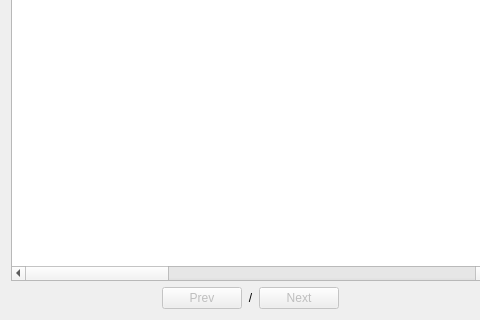
Old version of the form app/views/templates/ManageItem.ui in the repository rondalefloyd/mts-pos; both pictures show x 0 to 480 and y 309 to 629 of the 994 by 629 pixel window.
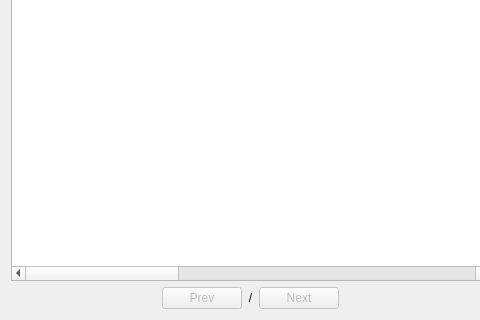
New version of the form.

Patch:
```diff
--- a/app/views/templates/ManageItem.ui
+++ b/app/views/templates/ManageItem.ui
@@ -133,12 +133,7 @@
        </column>
        <column>
         <property name="text">
-         <string>HasPromo</string>
-        </property>
-       </column>
-       <column>
-        <property name="text">
-         <string>HasStock</string>
+         <string>PromoName</string>
         </property>
        </column>
        <column>
```
